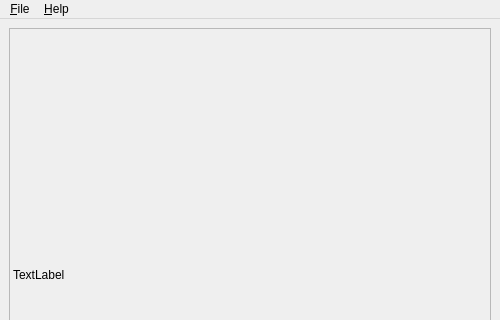
OrchisLloyd/QtDice, file src/qtdice.ui: the form before one commit; both pictures show x 0 to 500 and y 0 to 320 of the 500 by 588 pixel window.
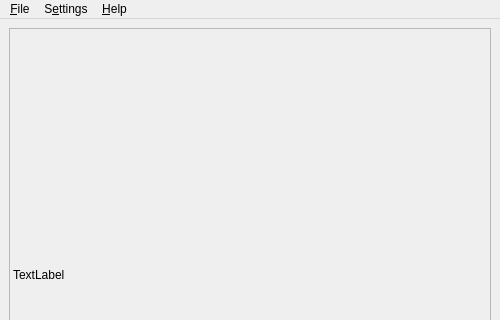
The form after the commit.

Commit message: 'Configure' widget is showing correctly the layouts

What changed in the file:
```diff
--- a/src/qtdice.ui
+++ b/src/qtdice.ui
@@ -265,7 +265,14 @@
     <addaction name="action_About_QtDice"/>
     <addaction name="action_About_Qt"/>
    </widget>
+   <widget class="QMenu" name="menuSettings">
+    <property name="title">
+     <string>S&amp;ettings</string>
+    </property>
+    <addaction name="action_Configure"/>
+   </widget>
    <addaction name="menu_File"/>
+   <addaction name="menuSettings"/>
    <addaction name="menu_Help"/>
   </widget>
   <action name="action_Roll_the_dice">
```
Left out of the diff: 5 changed lines with no effect on the pictures. The commit also changes 6 other files.
